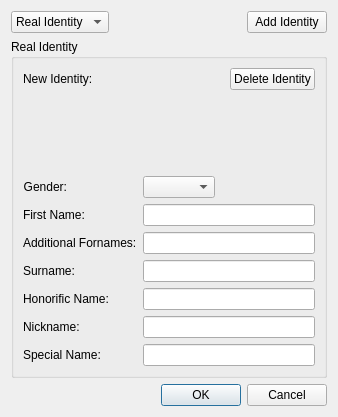
Above: ui/ui_NameDialog.ui from Kamduis/SoulCreator before the change. Below: the same form after it.
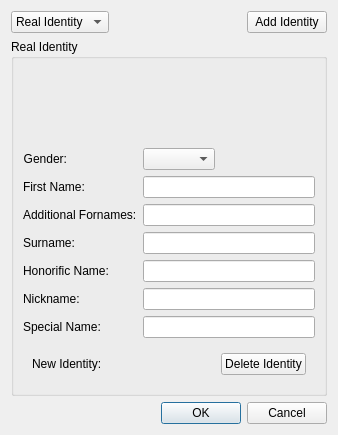
That is the form after the change. Custom widgets are drawn as their Qt base class.

Diff of the .ui file:
```diff
--- a/ui/ui_NameDialog.ui
+++ b/ui/ui_NameDialog.ui
@@ -53,40 +53,6 @@
       <string>Real Identity</string>
      </property>
      <layout class="QVBoxLayout" name="verticalLayout_2">
-      <item>
-       <layout class="QHBoxLayout" name="layout_newIdentity">
-        <item>
-         <widget class="QLabel" name="label">
-          <property name="text">
-           <string>New Identity:</string>
-          </property>
-         </widget>
-        </item>
-        <item>
-         <widget class="TraitDots" name="widget" native="true"/>
-        </item>
-        <item>
-         <spacer name="horizontalSpacer_3">
-          <property name="orientation">
-           <enum>Qt::Horizontal</enum>
-          </property>
-          <property name="sizeHint" stdset="0">
-           <size>
-            <width>40</width>
-            <height>20</height>
-           </size>
-          </property>
-         </spacer>
-        </item>
-        <item>
-         <widget class="QPushButton" name="pushButton_delete">
-          <property name="text">
-           <string>Delete Identity</string>
-          </property>
-         </widget>
-        </item>
-       </layout>
-      </item>
       <item>
        <widget class="QLabel" name="label_displayDisplay">
         <property name="text">
@@ -233,6 +199,55 @@
         </item>
        </layout>
       </item>
+      <item>
+       <widget class="QWidget" name="widget_falseIdentity" native="true">
+        <layout class="QHBoxLayout" name="horizontalLayout_3">
+         <item>
+          <widget class="QLabel" name="label">
+           <property name="text">
+            <string>New Identity:</string>
+           </property>
+          </widget>
+         </item>
+         <item>
+          <widget class="TraitDots" name="widget" native="true"/>
+         </item>
+         <item>
+          <spacer name="horizontalSpacer_3">
+           <property name="orientation">
+            <enum>Qt::Horizontal</enum>
+           </property>
+           <property name="sizeHint" stdset="0">
+            <size>
+             <width>99</width>
+             <height>20</height>
+            </size>
+           </property>
+          </spacer>
+         </item>
+         <item>
+          <widget class="QPushButton" name="pushButton_delete">
+           <property name="text">
+            <string>Delete Identity</string>
+           </property>
+          </widget>
+         </item>
+        </layout>
+       </widget>
+      </item>
+      <item>
+       <spacer name="verticalSpacer">
+        <property name="orientation">
+         <enum>Qt::Vertical</enum>
+        </property>
+        <property name="sizeHint" stdset="0">
+         <size>
+          <width>20</width>
+          <height>40</height>
+         </size>
+        </property>
+       </spacer>
+      </item>
      </layout>
     </widget>
    </item>
```
